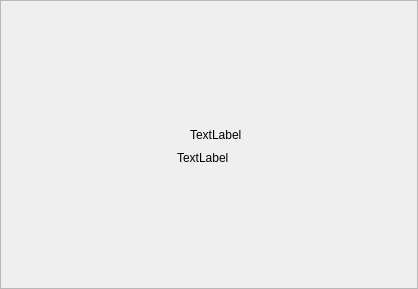
Above: resources/summary_overlay.ui from shotgunsoftware/tk-multi-publish2 before the change. Below: the same form after it.
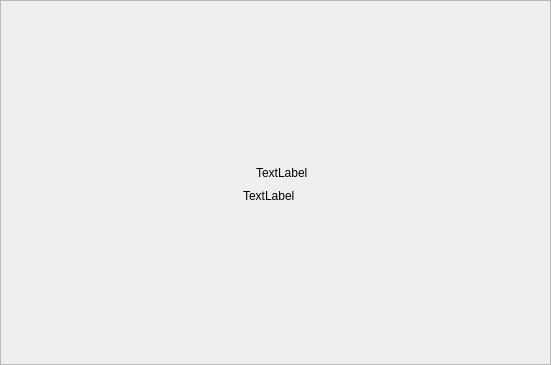
That is the form after the change. Icons and pictures are not drawn.

The edit to the form file:
```diff
--- a/resources/summary_overlay.ui
+++ b/resources/summary_overlay.ui
@@ -6,13 +6,16 @@
    <rect>
     <x>0</x>
     <y>0</y>
-    <width>418</width>
-    <height>289</height>
+    <width>551</width>
+    <height>365</height>
    </rect>
   </property>
   <property name="windowTitle">
    <string>Form</string>
   </property>
+  <property name="autoFillBackground">
+   <bool>true</bool>
+  </property>
   <layout class="QVBoxLayout" name="verticalLayout">
    <property name="spacing">
     <number>0</number>
@@ -22,6 +25,9 @@
    </property>
    <item>
     <widget class="QFrame" name="summary_frame">
+     <property name="autoFillBackground">
+      <bool>false</bool>
+     </property>
      <property name="frameShape">
       <enum>QFrame::StyledPanel</enum>
      </property>
```
Left out of the diff: 46 changed lines with no effect on the pictures.
